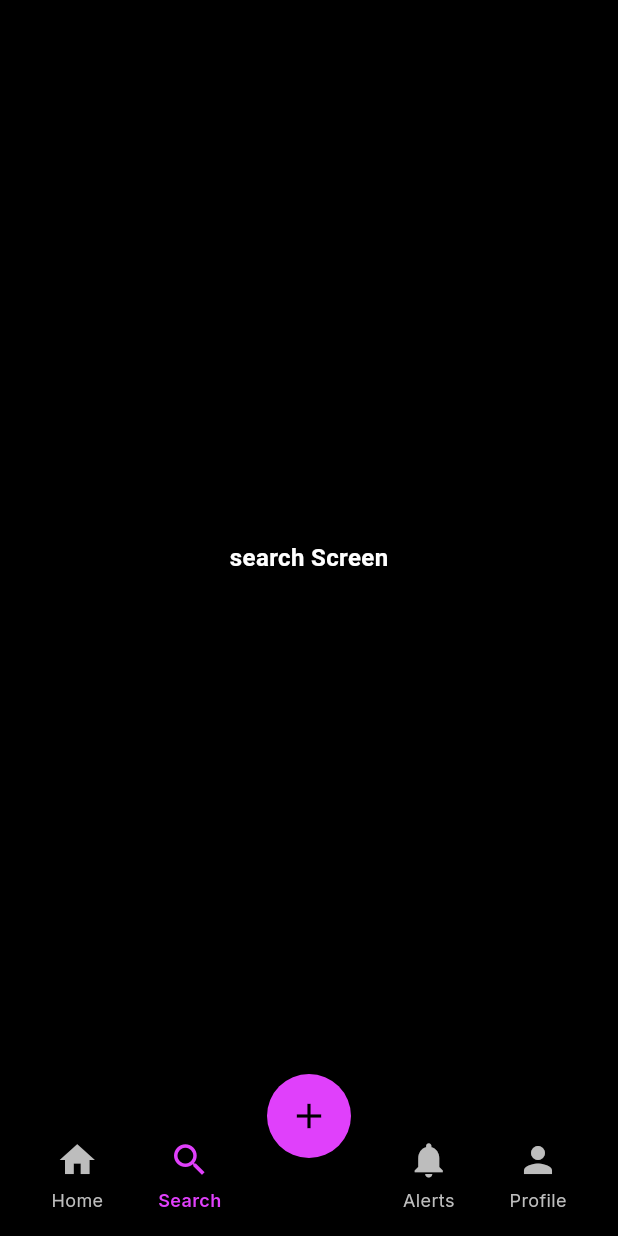
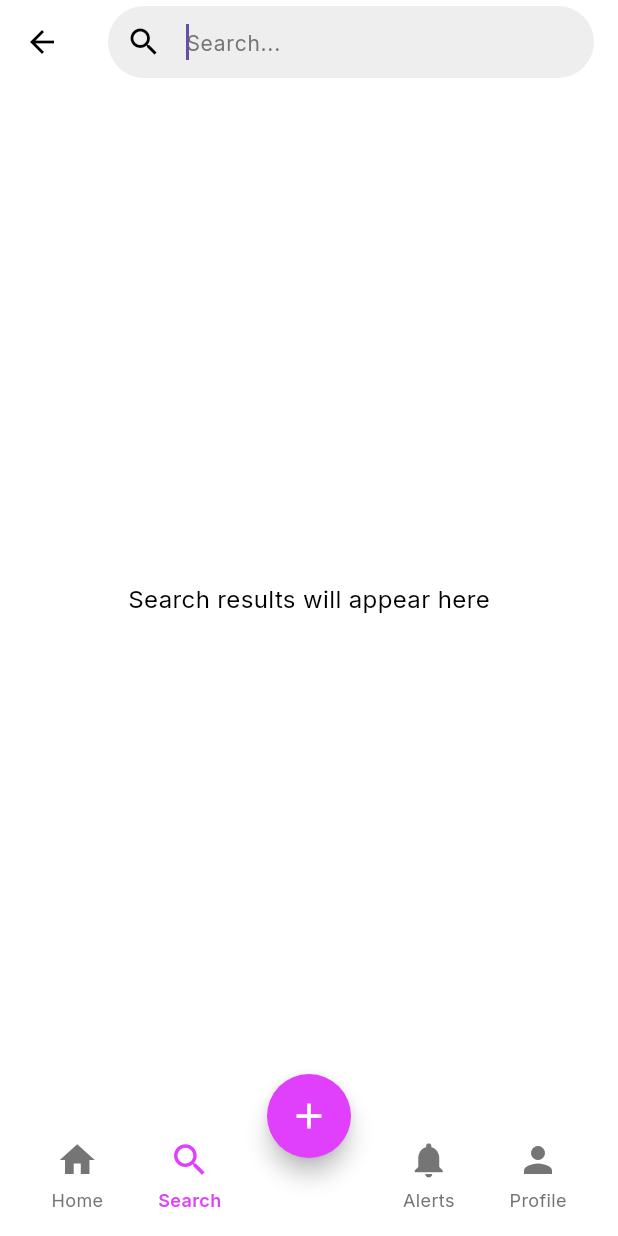
Before and after one commit to rimuakter057/ri_stream, a Flutter app: the screen it shows after launch, scrolled down 576 dp, after a tap on "Search", on a phone screen of 412 x 824 dp. Run offline on Flutter 3.47's test engine with Material 3 defaults, Android fonts, the phone set to English and light mode, and no system bars; our stand-ins replace device_preview, google_fonts.

Commit message:
add searchbar

```diff
--- a/lib/app.dart
+++ b/lib/app.dart
@@ -22,7 +22,7 @@ class MyApp extends StatelessWidget {
 
       theme: AppTheme.lightTheme(context),
       darkTheme: AppTheme.darkTheme(context),
-     themeMode: ThemeMode.dark,
+     themeMode: ThemeMode.light,
 
       home: const MainBottomNavScreen(),
     );
--- a/lib/features/common_widget/custom_text_field.dart
+++ b/lib/features/common_widget/custom_text_field.dart
@@ -11,7 +11,8 @@ class CustomTextField extends StatelessWidget {
   final Function(String)? onChanged;
   final TextInputType? keyboardType;
   final bool obscureText;
-
+  final void Function()?onTap;
+final bool ?readOnly;
   const CustomTextField({
     super.key,
     this.hintText,
@@ -20,7 +21,7 @@ class CustomTextField extends StatelessWidget {
     this.controller,
     this.onChanged,
     this.keyboardType,
-    this.obscureText = false,
+    this.obscureText = false, this.readOnly, this.onTap,
   });
 
   @override
@@ -28,6 +29,8 @@ class CustomTextField extends StatelessWidget {
     final isDark = Theme.of(context).brightness == Brightness.dark;
 
     return TextField(
+      onTap:onTap ,
+      readOnly:readOnly??false ,
       controller: controller,
       onChanged: onChanged,
       keyboardType: keyboardType,
--- a/lib/features/home/ui/screens/home_screen.dart
+++ b/lib/features/home/ui/screens/home_screen.dart
@@ -4,6 +4,7 @@ import 'package:flutter/material.dart';
 import 'package:ri_stream/features/common_widget/custom_asset_image.dart';
 import 'package:ri_stream/features/common_widget/custom_circle_avatar.dart';
 import 'package:ri_stream/features/common_widget/custom_text_field.dart';
+import 'package:ri_stream/features/search/ui/screens/search_screen.dart';
 import 'package:ri_stream/utils/app_colors.dart';
 import 'package:ri_stream/utils/app_sizes.dart';
 import 'package:ri_stream/utils/assets_path.dart';
@@ -36,6 +37,14 @@ class HomeScreen extends StatelessWidget {
           child: Column(children: [
             ///search bar
             CustomTextField(
+              onTap: (){
+                Navigator.push(
+                  context,
+                  MaterialPageRoute(builder: (_) => const SearchScreen()), // target screen
+                );
+
+              },
+              readOnly: true,
               prefixIcon: Icons.search,
               hintText: "Search",
             ),
--- a/lib/features/search/ui/screens/search_screen.dart
+++ b/lib/features/search/ui/screens/search_screen.dart
@@ -1,15 +1,88 @@
 import 'package:flutter/material.dart';
+import 'package:google_fonts/google_fonts.dart';
+import 'package:ri_stream/utils/app_colors.dart';
+import 'package:ri_stream/utils/app_sizes.dart';
 
-
-
-class SearchScreen extends StatelessWidget {
+class SearchScreen extends StatefulWidget {
   const SearchScreen({super.key});
 
   @override
+  State<SearchScreen> createState() => _SearchScreenState();
+}
+
+class _SearchScreenState extends State<SearchScreen> {
+  final TextEditingController _controller = TextEditingController();
+  final FocusNode _focusNode = FocusNode();
+
+  @override
+  void initState() {
+    super.initState();
+    // Automatically focus search field when screen opens
+    WidgetsBinding.instance.addPostFrameCallback((_) {
+      _focusNode.requestFocus();
+    });
+  }
+
+  @override
+  void dispose() {
+    _controller.dispose();
+    _focusNode.dispose();
+    super.dispose();
+  }
+
+  @override
   Widget build(BuildContext context) {
+    final isDark = Theme.of(context).brightness == Brightness.dark;
+    final bgColor = isDark ? AppColors.black : AppColors.white;
+    final textColor = isDark ? AppColors.white : AppColors.black;
+    final iconColor = isDark ? AppColors.white : AppColors.black;
+
     return Scaffold(
+      appBar: AppBar(
+        backgroundColor: bgColor,
+        elevation: 1,
+        leading: IconButton(
+          icon: Icon(Icons.arrow_back,
+              color: iconColor, size: SizeConfig.getFont(context, 24)),
+          onPressed: () => Navigator.pop(context),
+        ),
+        title: TextField(
+          controller: _controller,
+          focusNode: _focusNode,
+          autofocus: true,
+          style: GoogleFonts.inter(
+            fontSize: SizeConfig.getFont(context, 16),
+            color: textColor,
+          ),
+          decoration: InputDecoration(
+            hintText: "Search...",
+            hintStyle: GoogleFonts.inter(
+              fontSize: SizeConfig.getFont(context, 14),
+              color: isDark ? Colors.grey.shade400 : Colors.grey.shade600,
+            ),
+            border: OutlineInputBorder(
+              borderRadius: BorderRadius.circular(12),
+              borderSide: BorderSide.none,
+            ),
+            filled: true,
+            fillColor: isDark ? Colors.grey.shade900 : Colors.grey.shade200,
+            contentPadding: EdgeInsets.symmetric(
+              horizontal: SizeConfig.getWidth(context, 12),
+              vertical: SizeConfig.getHeight(context, 8),
+            ),
+            prefixIcon: Icon(Icons.search,
+                color: iconColor, size: SizeConfig.getFont(context, 24)),
+          ),
+        ),
+      ),
       body: Center(
-        child: Text("search Screen"),
+        child: Text(
+          "Search results will appear here",
+          style: GoogleFonts.inter(
+            fontSize: SizeConfig.getFont(context, 16),
+            color: textColor,
+          ),
+        ),
       ),
     );
   }
```
